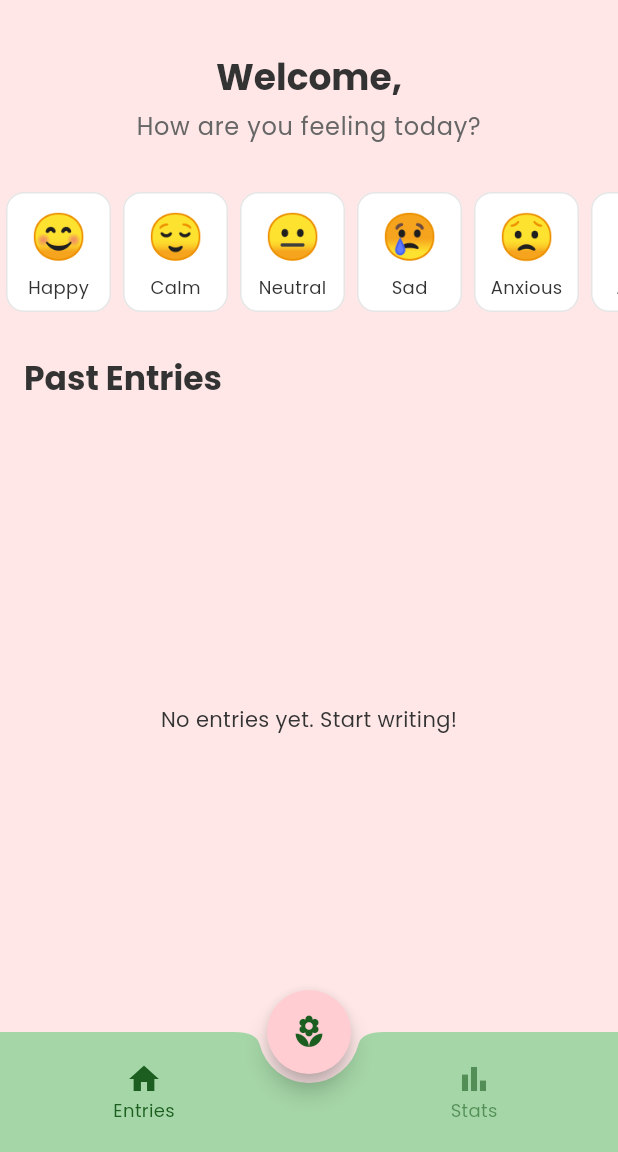
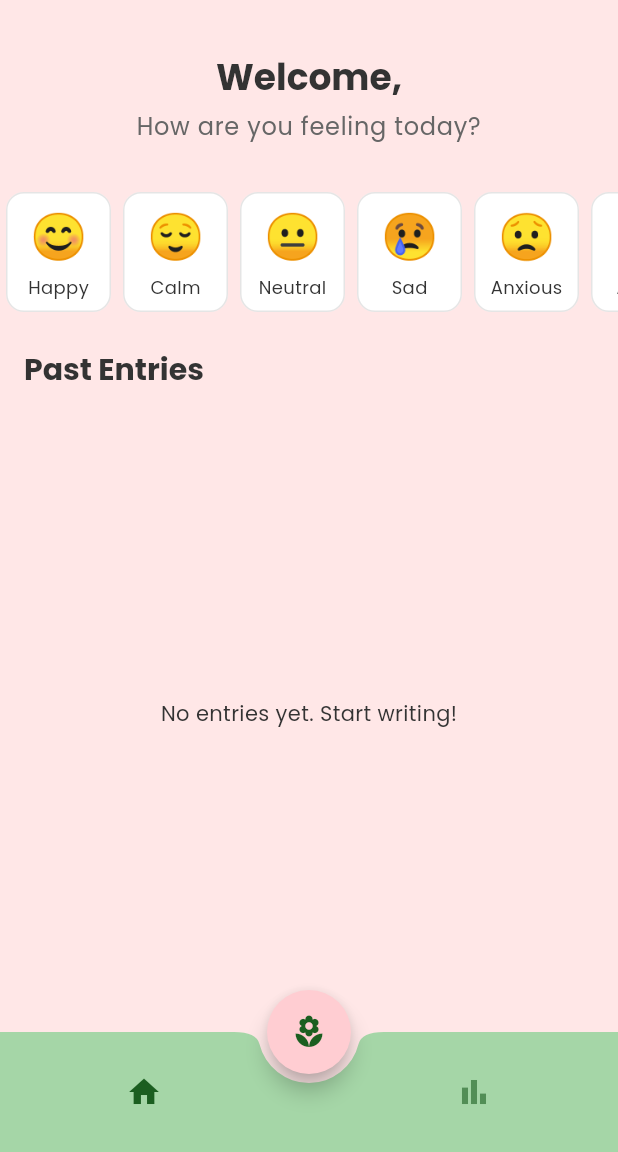
Before and after one commit to imanmysarah3108/mindgarden, a Flutter app: the screen it shows once a user with an empty profile is signed in, on a phone screen of 412 x 824 dp, the part 84-1236 px from its top. Run offline on Flutter 3.47's test engine with Material 3 defaults, Android fonts, the phone set to English and light mode, and no system bars; our stand-ins replace google_fonts, image_picker, supabase_flutter; accounts and stored records are empty.

Commit message:
adjust font size kat home page, letak qoute dekat sign up

```diff
--- a/lib/screens/home_page.dart
+++ b/lib/screens/home_page.dart
@@ -162,15 +162,7 @@ class _HomePageState extends State<HomePage> {
                               ? Theme.of(context).colorScheme.onPrimaryContainer
                               : Theme.of(context).colorScheme.onPrimaryContainer.withOpacity(0.6),
                         ),
-                        Text(
-                          'Entries',
-                          style: TextStyle(
-                            color: _currentIndex == 0
-                                ? Theme.of(context).colorScheme.onPrimaryContainer
-                                : Theme.of(context).colorScheme.onPrimaryContainer.withOpacity(0.6),
-                            fontSize: 12,
-                          ),
-                        ),
+                        // Removed Text label
                       ],
                     ),
                   ),
@@ -189,15 +181,7 @@ class _HomePageState extends State<HomePage> {
                               ? Theme.of(context).colorScheme.onPrimaryContainer
                               : Theme.of(context).colorScheme.onPrimaryContainer.withOpacity(0.6),
                         ),
-                        Text(
-                          'Stats',
-                          style: TextStyle(
-                            color: _currentIndex == 1
-                              ? Theme.of(context).colorScheme.onPrimaryContainer
-                              : Theme.of(context).colorScheme.onPrimaryContainer.withOpacity(0.6),
-                            fontSize: 12,
-                          ),
-                        ),
+                        // Removed Text label
                       ],
                     ),
                   ),
@@ -342,7 +326,7 @@ class EntriesListScreen extends StatelessWidget {
         ),
         // Insert the new mood picker here
         _buildMoodPicker(context, homePageInherited.refreshEntries),
-        const SizedBox(height: 30), // Space between mood picker and "Past Entries"
+        const SizedBox(height: 25), // Space between mood picker and "Past Entries"
         Padding( // New Padding for "Past Entries" to control its alignment
           padding: const EdgeInsets.symmetric(horizontal: 16.0), // Match horizontal padding
           child: Align(
@@ -352,6 +336,7 @@ class EntriesListScreen extends StatelessWidget {
               style: Theme.of(context).textTheme.titleLarge?.copyWith(
                     fontWeight: FontWeight.bold,
                     color: Theme.of(context).colorScheme.onSurface,
+                    fontSize: 20, // Decreased font size
                   ),
             ),
           ),
@@ -383,7 +368,7 @@ class EntriesListScreen extends StatelessWidget {
                         shape: RoundedRectangleBorder(
                           borderRadius: BorderRadius.circular(12),
                           side: entry.displayColor != null
-                              ? BorderSide(color: entry.displayColor!, width: 2) // Use color as outline
+                              ? BorderSide(color: entry.displayColor!, width: 5) // Use color as outline
                               : BorderSide.none, // No border if no color
                         ),
                         child: Container( // Wrap ListTile in Container to set background color
@@ -400,7 +385,7 @@ class EntriesListScreen extends StatelessWidget {
                             ),
                             title: Text(
                               entry.title,
-                              style: Theme.of(context).textTheme.titleLarge?.copyWith(
+                              style: Theme.of(context).textTheme.titleSmall?.copyWith(
                                     color: Theme.of(context).colorScheme.onSurface, // Text color based on theme
                                   ),
                             ),
```
Also changed, not shown: lib/screens/sign_up.dart (+11 -2 lines).
